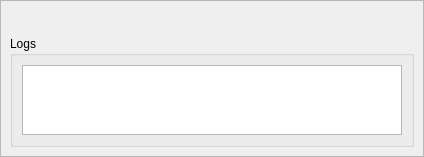
JulesGrillot/plugin-qgis-geoplateforme, file geotuileur/gui/report/wdg_execution_log.ui: the form before one commit.
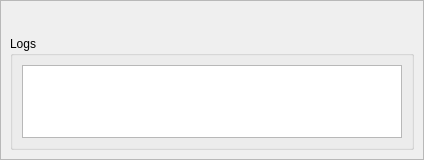
The form after the commit. Custom widgets are drawn as their Qt base class.

Patch:
```diff
--- a/geotuileur/gui/report/wdg_execution_log.ui
+++ b/geotuileur/gui/report/wdg_execution_log.ui
@@ -7,7 +7,7 @@
     <x>0</x>
     <y>0</y>
     <width>424</width>
-    <height>67</height>
+    <height>160</height>
    </rect>
   </property>
   <property name="windowTitle">
```
Left out of the diff: 2 changed lines with no effect on the pictures.
